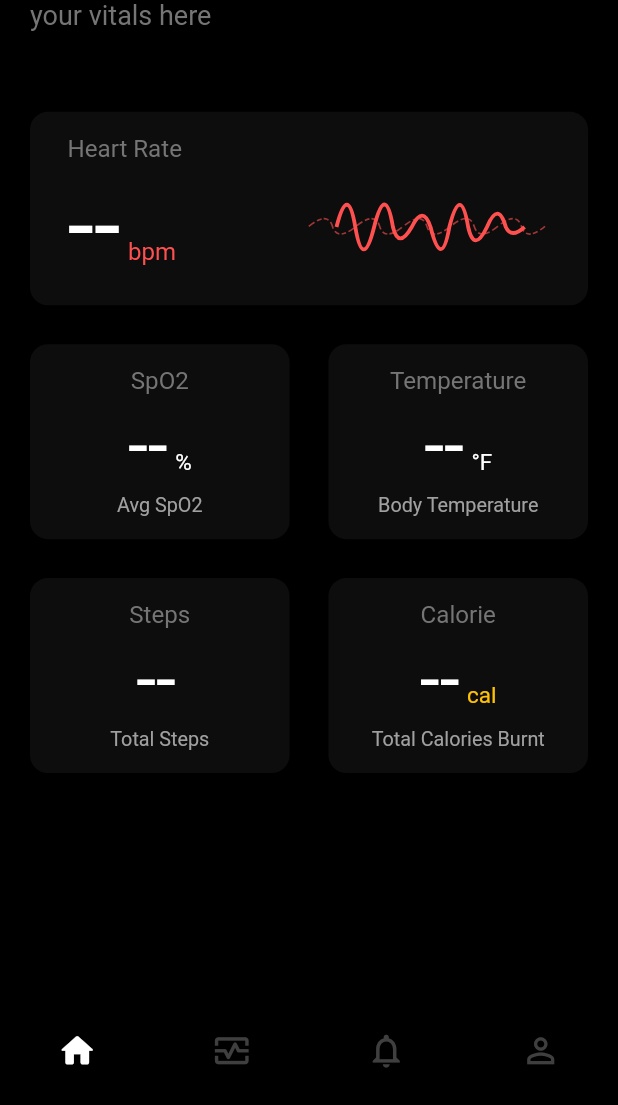
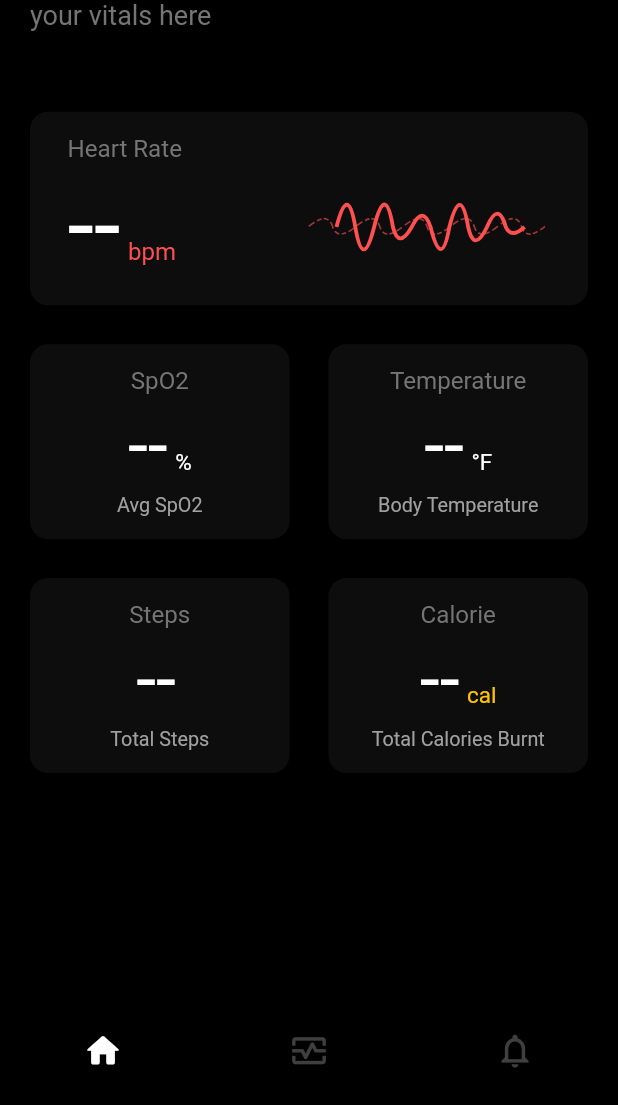
Before and after one commit to tanmoysrt/optum_hackathon_flutter_front, a Flutter app: the NavPage screen opened directly, on a phone screen of 412 x 824 dp, the part 131-1236 px from its top. Run offline on Flutter 3.47's test engine with Material 2 defaults, Android fonts, the phone set to English and light mode, and no system bars; our stand-ins replace flutter_svg, get, shared_preferences, syncfusion_flutter_charts; missing offline and left inert: dart:ffi, widget_mask; accounts and stored records are empty; network calls fail; Roboto replaces fonts that are missing (Rounded).

Commit message:
import optimized

```diff
--- a/lib/presentation/pages/alertPage.dart
+++ b/lib/presentation/pages/alertPage.dart
@@ -3,8 +3,8 @@ import 'dart:math';
 import 'package:flutter/material.dart';
 import 'package:flutter_svg/svg.dart';
 import 'package:get/get.dart';
-import 'package:optum_hackathon/domain/controller/globalController.dart';
-import 'package:optum_hackathon/domain/models/detectionHistory.dart';
+import '../../domain/controller/globalController.dart';
+import '../../domain/models/detectionHistory.dart';
 
 import '../components/button.dart';
 
--- a/lib/presentation/pages/fetchingVitalsDatabase.dart
+++ b/lib/presentation/pages/fetchingVitalsDatabase.dart
@@ -2,7 +2,6 @@ import 'package:flutter/material.dart';
 import 'package:flutter_svg/svg.dart';
 import 'package:get/get.dart';
 
-import '../../domain/controller/authController.dart';
 import '../../domain/controller/globalController.dart';
 
 class FetchingVitalsDatabasePage extends StatefulWidget {
--- a/lib/presentation/pages/homePage.dart
+++ b/lib/presentation/pages/homePage.dart
@@ -3,9 +3,9 @@ import 'dart:math';
 
 import 'package:flutter/material.dart';
 import 'package:get/get.dart';
-import 'package:optum_hackathon/domain/controller/globalController.dart';
-import 'package:optum_hackathon/presentation/components/alertCard.dart';
-import 'package:optum_hackathon/presentation/pages/insightsPage.dart';
+import '../../domain/controller/globalController.dart';
+import '../components/alertCard.dart';
+import '../pages/insightsPage.dart';
 
 import '../components/vital_data_horizontal_card.dart';
 import '../components/vital_info_mini_card.dart';
--- a/lib/presentation/pages/insightsPage.dart
+++ b/lib/presentation/pages/insightsPage.dart
@@ -1,9 +1,8 @@
 import 'package:flutter/material.dart';
 import 'package:flutter/services.dart';
 import 'package:get/get.dart';
-import 'package:get/get_core/src/get_main.dart';
-import 'package:optum_hackathon/domain/controller/globalController.dart';
-import 'package:optum_hackathon/domain/models/insightsData.dart';
+import '../../domain/controller/globalController.dart';
+import '../../domain/models/insightsData.dart';
 import 'package:syncfusion_flutter_charts/charts.dart';
 
 class InsightsPage extends StatefulWidget {
--- a/lib/presentation/pages/loginPage.dart
+++ b/lib/presentation/pages/loginPage.dart
@@ -1,8 +1,8 @@
 import 'package:flutter/material.dart';
 import 'package:flutter_svg/svg.dart';
 import 'package:get/get.dart';
-import 'package:optum_hackathon/domain/controller/authController.dart';
-import 'package:optum_hackathon/presentation/components/button.dart';
+import '../../domain/controller/authController.dart';
+import '../../presentation/components/button.dart';
 
 
 class LoginPage extends StatelessWidget {
--- a/lib/presentation/pages/navPage.dart
+++ b/lib/presentation/pages/navPage.dart
@@ -1,7 +1,4 @@
 import 'package:flutter/material.dart';
-import 'package:get/get.dart';
-import 'package:optum_hackathon/domain/controller/globalController.dart';
-import 'profile.dart';
 
 import 'alertPage.dart';
 import 'personalMonitoringPage.dart';
@@ -20,11 +17,11 @@ class NavPageState extends State<NavPage> {
     super.initState();
   }
   int currentIndex=0;
-  final screens = [
+  final screens = const[
     HomePage(),
     PersonalMonitoringPage(),
     AlertPage(),
-    ProfilePage(),
+    // ProfilePage(),
   ];
   @override
   Widget build(BuildContext context) => SafeArea(
@@ -44,7 +41,7 @@ class NavPageState extends State<NavPage> {
           BottomNavigationBarItem(icon: Icon(Icons.home_rounded,), backgroundColor: Colors.red, label: ""),
           BottomNavigationBarItem(icon: Icon(Icons.monitor_heart_outlined), backgroundColor: Colors.black87, label: ""),
           BottomNavigationBarItem(icon: Icon(Icons.notifications_none_outlined), backgroundColor: Colors.black87, label: ""),
-          BottomNavigationBarItem(icon: Icon(Icons.person_outline), backgroundColor: Colors.black87, label: "")
+          // BottomNavigationBarItem(icon: Icon(Icons.person_outline), backgroundColor: Colors.black87, label: "")
         ],
       ),
     ),
--- a/lib/presentation/pages/personalMonitoringPage.dart
+++ b/lib/presentation/pages/personalMonitoringPage.dart
@@ -2,8 +2,8 @@ import 'dart:math';
 
 import 'package:flutter/material.dart';
 import 'package:get/get.dart';
-import 'package:optum_hackathon/domain/controller/globalController.dart';
-import 'package:optum_hackathon/domain/models/personalizedMonitoring.dart';
+import '../../domain/controller/globalController.dart';
+import '../../domain/models/personalizedMonitoring.dart';
 
 import '../components/dynamic_icons.dart';
 
--- a/lib/presentation/pages/registrationPage.dart
+++ b/lib/presentation/pages/registrationPage.dart
@@ -1,7 +1,7 @@
 import 'package:flutter/material.dart';
 import 'package:get/get_state_manager/get_state_manager.dart';
-import 'package:optum_hackathon/domain/controller/authController.dart';
-import 'package:optum_hackathon/presentation/components/button.dart';
+import '../../domain/controller/authController.dart';
+import '../../presentation/components/button.dart';
 
 class RegistrationPage extends StatelessWidget {
   const RegistrationPage({super.key});
```
Also changed, not shown: lib/presentation/pages/profile.dart (+1 -13 lines).
